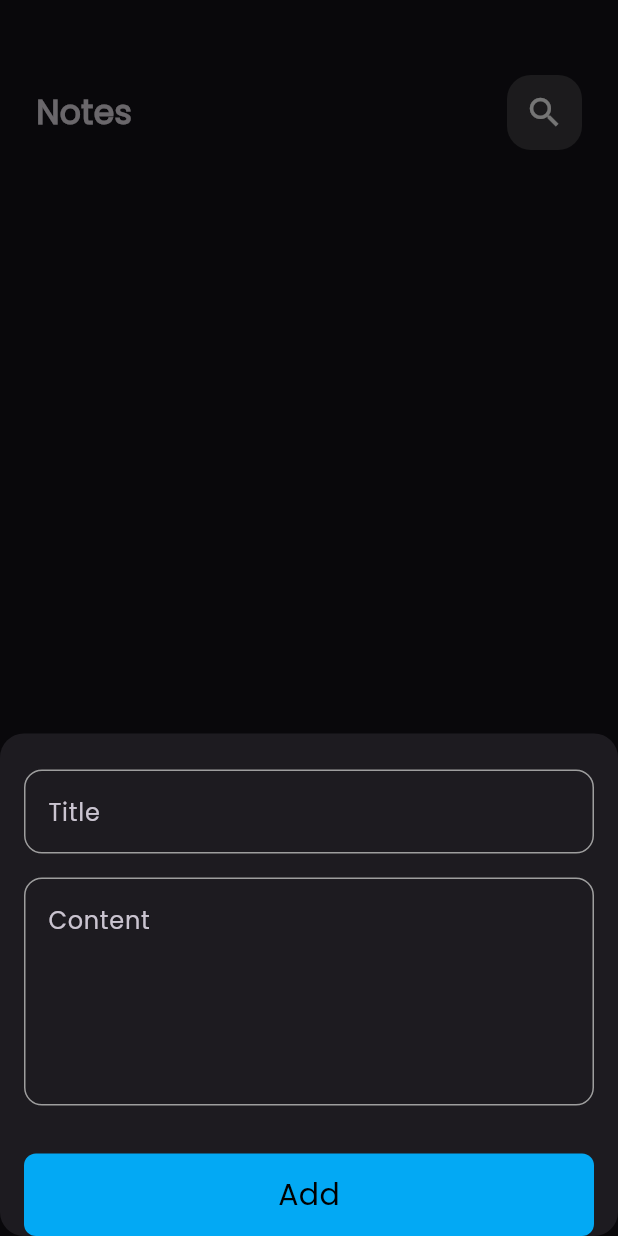
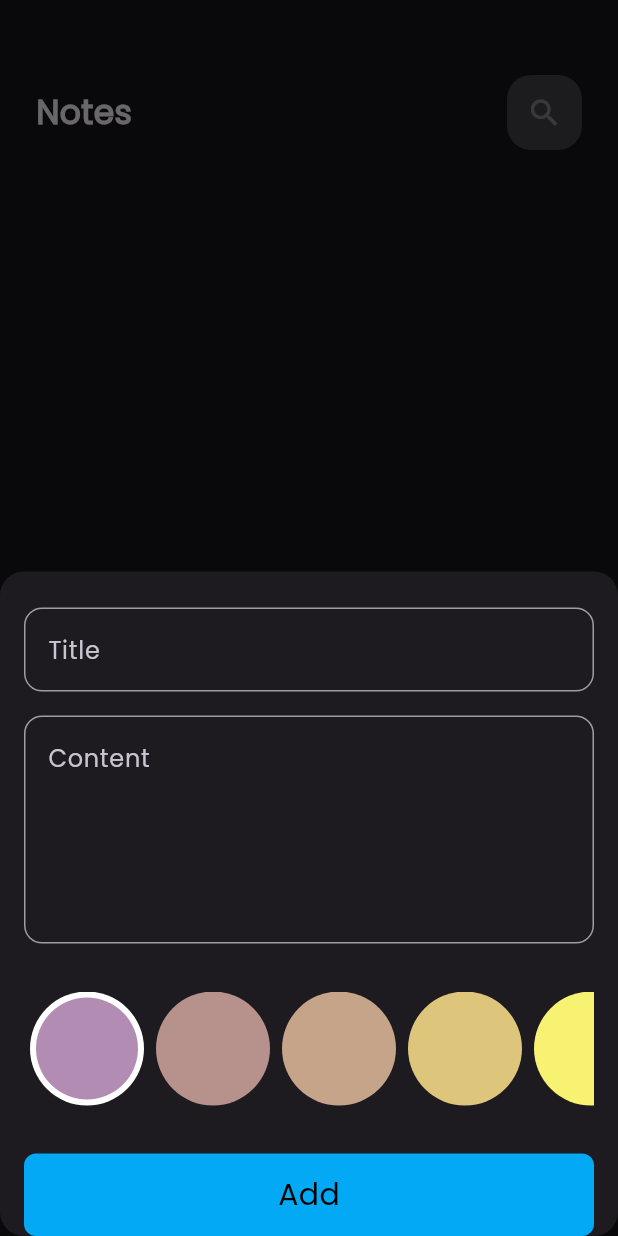
Before and after one commit to farouqmurtaja96-source/note_app, a Flutter app: the screen it shows after launch, after a tap on the "add" icon, on a phone screen of 412 x 824 dp. Run offline on Flutter 3.47's test engine with Material 3 defaults, Android fonts, the phone set to English and light mode, and no system bars; our stand-ins replace bloc, flutter_bloc, font_awesome_flutter, hive, hive_flutter; accounts and stored records are empty.

Commit message:
add color to notes

```diff
--- a/lib/cubit/add_note_cubit/add_note_cubit_cubit.dart
+++ b/lib/cubit/add_note_cubit/add_note_cubit_cubit.dart
@@ -1,4 +1,5 @@
 import 'package:bloc/bloc.dart';
+import 'package:flutter/material.dart';
 import 'package:hive_flutter/hive_flutter.dart';
 import 'package:meta/meta.dart';
 import 'package:note_appv3/const/const.dart';
@@ -8,8 +9,9 @@ part 'add_note_cubit_state.dart';
 
 class AddNoteCubitCubit extends Cubit<AddNoteCubitState> {
   AddNoteCubitCubit() : super(AddNoteCubitInitial());
-
+  Color color = Color(0xffb38cb4);
   addNote(NoteModel notes) {
+    notes.color = color.toARGB32();
     emit(AddNoteCubitLodaing());
     try {
       var notesbox = Hive.box<NoteModel>(kPrimary);
--- a/lib/cubit/notes_cubit/notes_cubit.dart
+++ b/lib/cubit/notes_cubit/notes_cubit.dart
@@ -1,4 +1,5 @@
 import 'package:bloc/bloc.dart';
+import 'package:flutter/material.dart';
 import 'package:hive/hive.dart';
 import 'package:meta/meta.dart';
 import 'package:note_appv3/const/const.dart';
@@ -9,6 +10,7 @@ part 'notes_state.dart';
 class NotesCubit extends Cubit<NotesState> {
   NotesCubit() : super(NotesInitial());
   List<NoteModel>? notes;
+
   featch() {
     var notesbox = Hive.box<NoteModel>(kPrimary);
     notes = notesbox.values.toList();
--- a/lib/model/note_model.dart
+++ b/lib/model/note_model.dart
@@ -5,13 +5,13 @@ part 'note_model.g.dart';
 @HiveType(typeId: 0)
 class NoteModel extends HiveObject {
   @HiveField(0)
-  final String title;
+  String title;
   @HiveField(1)
-  final String contet;
+  String contet;
   @HiveField(2)
   final String date;
   @HiveField(3)
-  final int color;
+  int color;
 
   NoteModel({
     required this.title,
--- a/lib/views/home_views.dart
+++ b/lib/views/home_views.dart
@@ -1,6 +1,4 @@
 import 'package:flutter/material.dart';
-import 'package:flutter_bloc/flutter_bloc.dart';
-import 'package:note_appv3/cubit/notes_cubit/notes_cubit.dart';
 import 'package:note_appv3/widget/add_note_widget.dart';
 import 'package:note_appv3/widget/view_body_widget.dart';
 
--- a/lib/widget/add_note_widget.dart
+++ b/lib/widget/add_note_widget.dart
@@ -17,9 +17,7 @@ class AddNoteWidget extends StatelessWidget {
           if (state is AddNoteCubitSucces) {
             BlocProvider.of<NotesCubit>(context).featch();
             Navigator.pop(context);
-          } else if (state is AddNoteCubitFaliuer) {
-            print('faliuer ${state.errorState}');
-          }
+          } else if (state is AddNoteCubitFaliuer) {}
         },
         builder: (context, state) {
           return AbsorbPointer(
--- a/lib/widget/app_bar_widget.dart
+++ b/lib/widget/app_bar_widget.dart
@@ -2,9 +2,15 @@ import 'package:flutter/material.dart';
 import 'package:note_appv3/widget/icon_search_widget.dart';
 
 class AppBarWidget extends StatelessWidget {
-  const AppBarWidget({super.key, required this.icon, required this.title});
+  const AppBarWidget({
+    super.key,
+    required this.icon,
+    required this.title,
+    this.onPress,
+  });
   final IconData icon;
   final String title;
+  final Function()? onPress;
   @override
   Widget build(BuildContext context) {
     return Row(
@@ -14,7 +20,7 @@ class AppBarWidget extends StatelessWidget {
           title,
           style: TextStyle(fontSize: 22, fontWeight: FontWeight.bold),
         ),
-        IconSearchWidget(icon: icon),
+        IconSearchWidget(icon: icon, onPress: onPress),
       ],
     );
   }
--- /dev/null
+++ b/lib/widget/color_list_widget.dart
@@ -0,0 +1,64 @@
+import 'package:flutter/material.dart';
+import 'package:flutter_bloc/flutter_bloc.dart';
+import 'package:note_appv3/cubit/add_note_cubit/add_note_cubit_cubit.dart';
+
+class ColorItme extends StatelessWidget {
+  const ColorItme({required this.isActive, required this.color});
+  final bool isActive;
+  final Color color;
+  @override
+  Widget build(BuildContext context) {
+    return isActive
+        ? CircleAvatar(
+            backgroundColor: Colors.white,
+            radius: 38,
+            child: CircleAvatar(backgroundColor: color, radius: 34),
+          )
+        : CircleAvatar(backgroundColor: color, radius: 38);
+  }
+}
+
+class ColorListWidget extends StatefulWidget {
+  const ColorListWidget({super.key});
+
+  @override
+  State<ColorListWidget> createState() => _ColorListWidgetState();
+}
+
+class _ColorListWidgetState extends State<ColorListWidget> {
+  int currentindex = 0;
+  List<Color> colors = [
+    Color(0xffb38cb4),
+    Color(0xffB7918C),
+    Color(0xffC5A48A),
+    Color(0xffDDC67B),
+    Color(0xffF8F272),
+  ];
+  @override
+  Widget build(BuildContext context) {
+    return SizedBox(
+      height: 38 * 2,
+      child: ListView.builder(
+        itemCount: colors.length,
+        scrollDirection: Axis.horizontal,
+        itemBuilder: (context, intdex) {
+          return GestureDetector(
+            onTap: () {
+              currentindex = intdex;
+              BlocProvider.of<AddNoteCubitCubit>(context).color =
+                  colors[intdex];
+              setState(() {});
+            },
+            child: Padding(
+              padding: const EdgeInsets.symmetric(horizontal: 4.0),
+              child: ColorItme(
+                isActive: currentindex == intdex,
+                color: colors[intdex],
+              ),
+            ),
+          );
+        },
+      ),
+    );
+  }
+}
--- a/lib/widget/form_text_widget.dart
+++ b/lib/widget/form_text_widget.dart
@@ -5,6 +5,7 @@ import 'package:note_appv3/cubit/add_note_cubit/add_note_cubit_cubit.dart';
 import 'package:note_appv3/cubit/notes_cubit/notes_cubit.dart';
 import 'package:note_appv3/model/note_model.dart';
 import 'package:note_appv3/widget/button_widget.dart';
+import 'package:note_appv3/widget/color_list_widget.dart';
 import 'package:note_appv3/widget/text_filed_widget.dart';
 
 class FormTextWidget extends StatefulWidget {
@@ -39,6 +40,8 @@ class _FormTextWidgetState extends State<FormTextWidget> {
             },
           ),
           SizedBox(height: 32),
+          ColorListWidget(),
+          SizedBox(height: 32),
           BlocBuilder<AddNoteCubitCubit, AddNoteCubitState>(
             builder: (context, state) {
               return ButtonWidget(
--- a/lib/widget/icon_search_widget.dart
+++ b/lib/widget/icon_search_widget.dart
@@ -1,8 +1,9 @@
 import 'package:flutter/material.dart';
 
 class IconSearchWidget extends StatelessWidget {
-  const IconSearchWidget({super.key, required this.icon});
+  const IconSearchWidget({super.key, required this.icon, this.onPress});
   final IconData icon;
+  final Function()? onPress;
   @override
   Widget build(BuildContext context) {
     return Container(
@@ -12,7 +13,7 @@ class IconSearchWidget extends StatelessWidget {
         color: Colors.white.withValues(alpha: 0.17),
         borderRadius: BorderRadius.circular(16),
       ),
-      child: Icon(icon, size: 26),
+      child: IconButton(onPressed: onPress, icon: Icon(icon, size: 24)),
     );
   }
 }
--- a/lib/widget/itme_widget.dart
+++ b/lib/widget/itme_widget.dart
@@ -16,7 +16,7 @@ class ItmeWidget extends StatelessWidget {
           context,
           MaterialPageRoute(
             builder: (context) {
-              return EditView();
+              return EditView(noteModel: noteModel);
             },
           ),
         );
--- a/lib/widget/text_filed_widget.dart
+++ b/lib/widget/text_filed_widget.dart
@@ -6,13 +6,17 @@ class TextFiledWidget extends StatelessWidget {
     required this.hint,
     this.maxline = 1,
     this.onSave,
+    this.onChage,
   });
   final String hint;
   final int maxline;
   final void Function(String?)? onSave;
+  final Function(String)? onChage;
+
   @override
   Widget build(BuildContext context) {
     return TextFormField(
+      onChanged: onChage,
       onSaved: onSave,
       validator: (value) {
         if (value?.isEmpty ?? true) {
--- a/lib/widget/view_body_widget.dart
+++ b/lib/widget/view_body_widget.dart
@@ -4,8 +4,20 @@ import 'package:note_appv3/cubit/notes_cubit/notes_cubit.dart';
 import 'package:note_appv3/widget/app_bar_widget.dart';
 import 'package:note_appv3/widget/itme_list_widget.dart';
 
-class ViewBodyWidget extends StatelessWidget {
+class ViewBodyWidget extends StatefulWidget {
   const ViewBodyWidget({super.key});
+
+  @override
+  State<ViewBodyWidget> createState() => _ViewBodyWidgetState();
+}
+
+class _ViewBodyWidgetState extends State<ViewBodyWidget> {
+  @override
+  void initState() {
+    // TODO: implement initState
+    BlocProvider.of<NotesCubit>(context).featch();
+    super.initState();
+  }
 
   @override
   Widget build(BuildContext context) {
```
Also changed, not shown: lib/views/edit_view.dart (+4 -3 lines), lib/widget/edit_body_widget.dart (+37 -5 lines).
